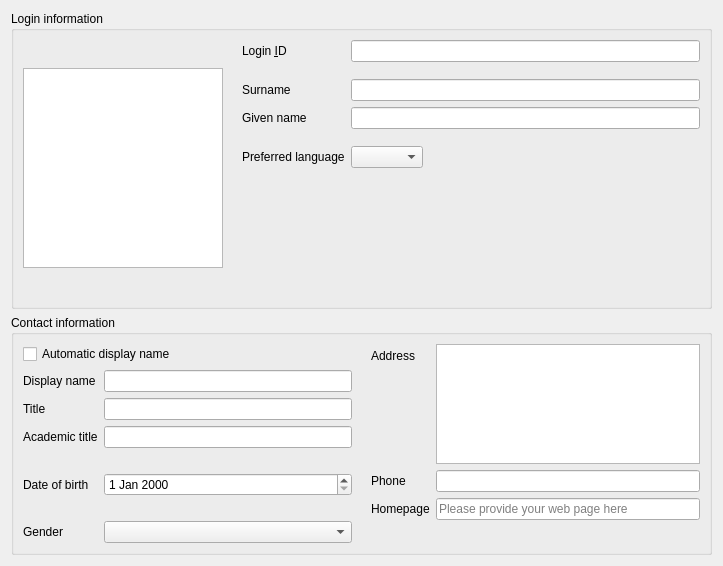
Above: agent/src/clacks/agent/data/templates/default/user.ui from gonicus/clacks before the change. Below: the same form after it.
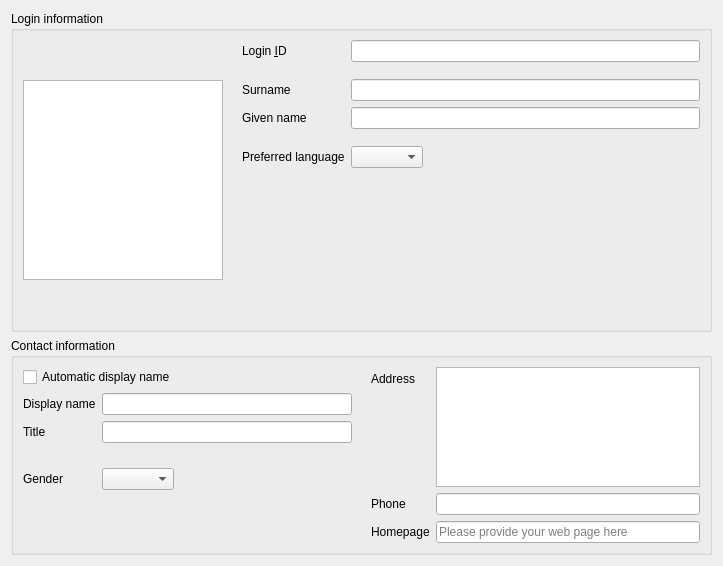
That is the form after the change. Icons and pictures are not drawn.

Commit message: Removed attributes from user.ui

The edit to the form file:
```diff
--- a/agent/src/clacks/agent/data/templates/default/user.ui
+++ b/agent/src/clacks/agent/data/templates/default/user.ui
@@ -182,6 +182,9 @@
        <layout class="QHBoxLayout" name="horizontalLayout">
         <item>
          <layout class="QFormLayout" name="formLayout_2">
+          <property name="fieldGrowthPolicy">
+           <enum>QFormLayout::ExpandingFieldsGrow</enum>
+          </property>
           <item row="0" column="0" colspan="2">
            <widget class="QCheckBox" name="autoDisplayName">
             <property name="text">
@@ -215,49 +218,7 @@
           <item row="2" column="1">
            <widget class="QLineEdit" name="titleEdit"/>
           </item>
-          <item row="3" column="0">
-           <widget class="QLabel" name="academicTitleLabel">
-            <property name="text">
-             <string>Academic title</string>
-            </property>
-            <property name="buddy">
-             <cstring>academicTitleEdit</cstring>
-            </property>
-           </widget>
-          </item>
           <item row="3" column="1">
-           <widget class="QLineEdit" name="academicTitleEdit"/>
-          </item>
-          <item row="4" column="1">
-           <spacer name="verticalSpacer_5">
-            <property name="orientation">
-             <enum>Qt::Vertical</enum>
-            </property>
-            <property name="sizeType">
-             <enum>QSizePolicy::Fixed</enum>
-            </property>
-            <property name="sizeHint" stdset="0">
-             <size>
-              <width>20</width>
-              <height>13</height>
-             </size>
-            </property>
-           </spacer>
-          </item>
-          <item row="5" column="0">
-           <widget class="QLabel" name="dateOfBirthLabel">
-            <property name="text">
-             <string>Date of birth</string>
-            </property>
-            <property name="buddy">
-             <cstring>dateOfBirthEdit</cstring>
-            </property>
-           </widget>
-          </item>
-          <item row="5" column="1">
-           <widget class="QDateEdit" name="dateOfBirthEdit"/>
-          </item>
-          <item row="6" column="1">
            <spacer name="verticalSpacer_6">
             <property name="orientation">
              <enum>Qt::Vertical</enum>
@@ -273,7 +234,7 @@
             </property>
            </spacer>
           </item>
-          <item row="7" column="0">
+          <item row="4" column="0">
            <widget class="QLabel" name="genderLabel">
             <property name="text">
              <string>Gender</string>
@@ -283,7 +244,7 @@
             </property>
            </widget>
           </item>
-          <item row="7" column="1">
+          <item row="4" column="1">
            <widget class="QComboBox" name="genderEdit"/>
           </item>
          </layout>
```
Left out of the diff: 34 changed lines with no effect on the pictures. The commit also changes 3 other files.
